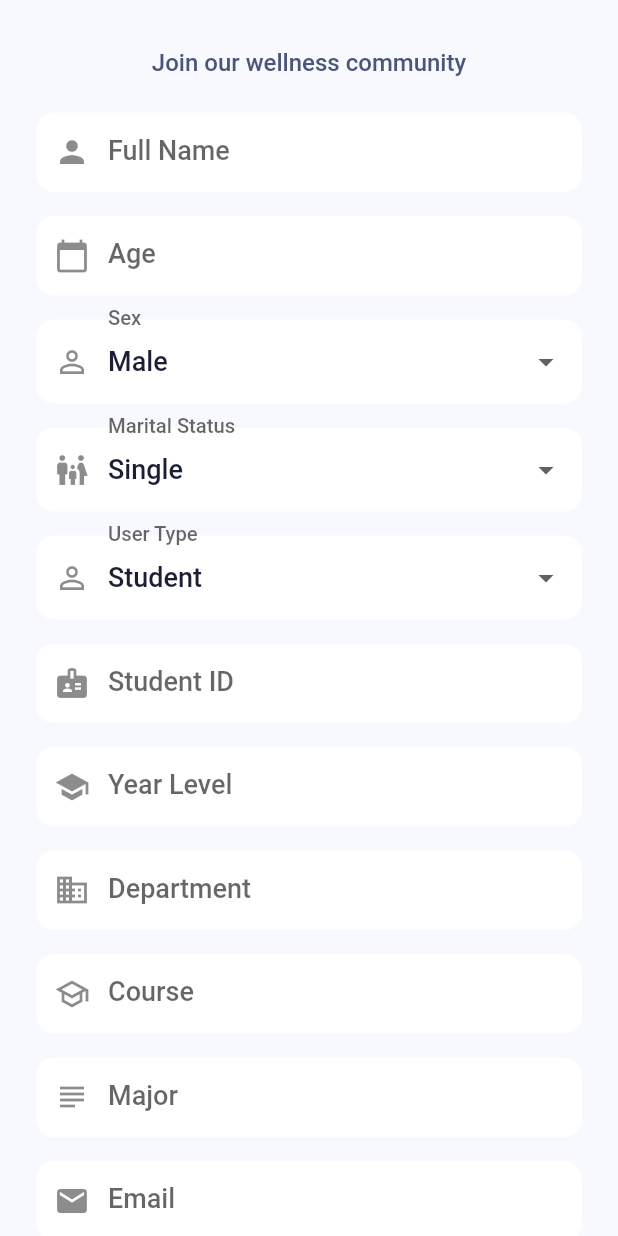
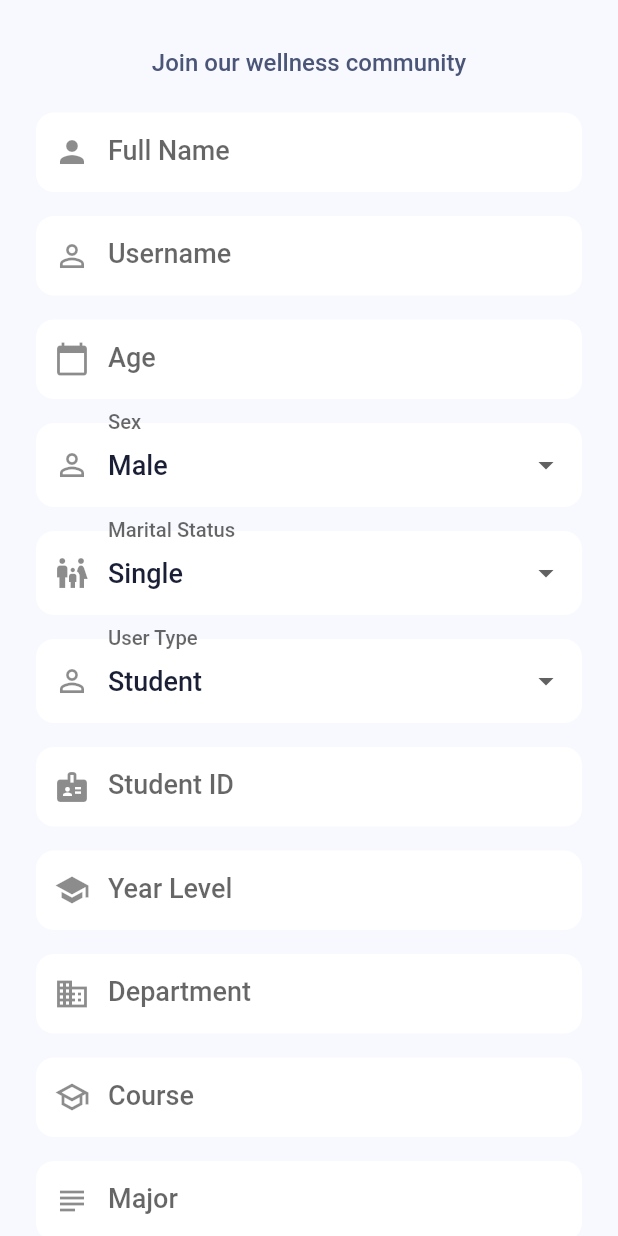
Before and after one commit to peterjakemiranda/ehealom, a Flutter app: the RegisterView screen opened by its route, on a phone screen of 412 x 824 dp. Run offline on Flutter 3.47's test engine with Material 2 defaults, Android fonts, the phone set to English and light mode, and no system bars; our stand-ins replace flutter_dotenv, flutter_secure_storage, shared_preferences; accounts and stored records are empty; generated files the repository leaves out were written again.

```diff
--- a/app/lib/src/views/auth/register_view.dart
+++ b/app/lib/src/views/auth/register_view.dart
@@ -14,6 +14,7 @@ class RegisterView extends StatefulWidget {
 class _RegisterViewState extends State<RegisterView> {
   final _formKey = GlobalKey<FormState>();
   final _nameController = TextEditingController();
+  final _usernameController = TextEditingController();
   final _emailController = TextEditingController();
   final _passwordController = TextEditingController();
   final _confirmPasswordController = TextEditingController();
@@ -34,6 +35,7 @@ class _RegisterViewState extends State<RegisterView> {
   @override
   void dispose() {
     _nameController.dispose();
+    _usernameController.dispose();
     _emailController.dispose();
     _passwordController.dispose();
     _confirmPasswordController.dispose();
@@ -55,6 +57,7 @@ class _RegisterViewState extends State<RegisterView> {
     try {
       final Map<String, dynamic> userData = {
         'name': _nameController.text,
+        'username': _usernameController.text,
         'email': _emailController.text,
         'password': _passwordController.text,
         'password_confirmation': _confirmPasswordController.text,
@@ -157,6 +160,18 @@ class _RegisterViewState extends State<RegisterView> {
                         prefixIcon: Icon(Icons.person),
                       ),
                       validator: (value) => value?.isEmpty ?? true ? 'Please enter your name' : null,
+                    ),
+                    const SizedBox(height: 16),
+
+                    // Username field
+                    TextFormField(
+                      controller: _usernameController,
+                      decoration: const InputDecoration(
+                        labelText: 'Username',
+                        border: OutlineInputBorder(),
+                        prefixIcon: Icon(Icons.person_outline),
+                      ),
+                      validator: (value) => value?.isEmpty ?? true ? 'Please enter a username' : null,
                     ),
                     const SizedBox(height: 16),
 
--- a/app/pubspec.yaml
+++ b/app/pubspec.yaml
@@ -2,7 +2,7 @@ name: app
 description: eHealom App
 publish_to: 'none'
 
-version: 1.0.1+10
+version: 1.0.1+11
 
 environment:
   sdk: ">=2.17.0 <3.0.0"
```
Also changed, not shown: 6 other files.
